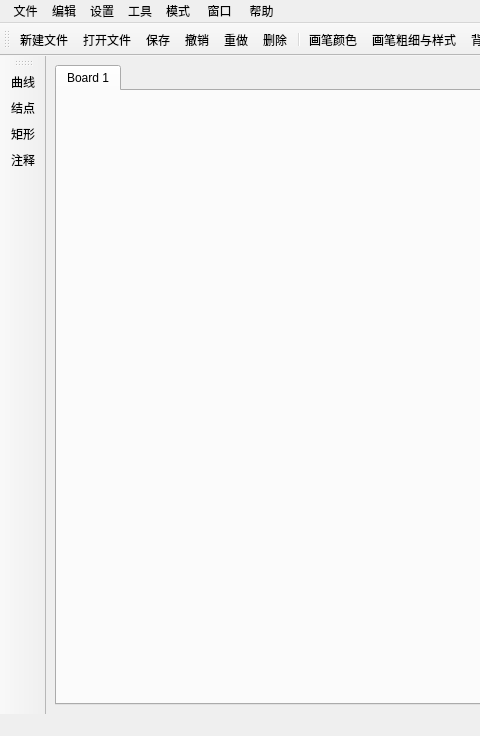
Before: the Qt Designer form src/QtApp/MainWindow.ui in BBlance/Discrete_math.graph_theory, drawn with Qt 5; both pictures show x 0 to 480 and y 0 to 736 of the 1117 by 736 pixel window.
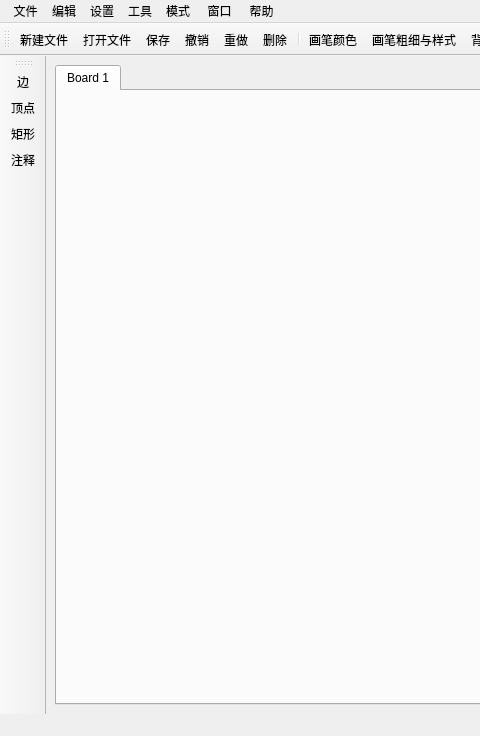
After: the same form once the commit is applied. Icons and pictures are not drawn.

Commit message: 优化工具菜单结构

```diff
--- a/src/QtApp/MainWindow.ui
+++ b/src/QtApp/MainWindow.ui
@@ -848,7 +848,7 @@
      <normaloff>:/icons/images/favicon.ico</normaloff>:/icons/images/favicon.ico</iconset>
    </property>
    <property name="text">
-    <string>曲线</string>
+    <string>边</string>
    </property>
    <property name="toolTip">
     <string>曲线</string>
@@ -863,7 +863,7 @@
      <normaloff>:/icons/images/dot_72px_1154609_easyicon.net.ico</normaloff>:/icons/images/dot_72px_1154609_easyicon.net.ico</iconset>
    </property>
    <property name="text">
-    <string>结点</string>
+    <string>顶点</string>
    </property>
    <property name="toolTip">
     <string>结点</string>
```
Left out of the diff: 209 changed lines with no effect on the pictures. The commit also changes 1 other file.
